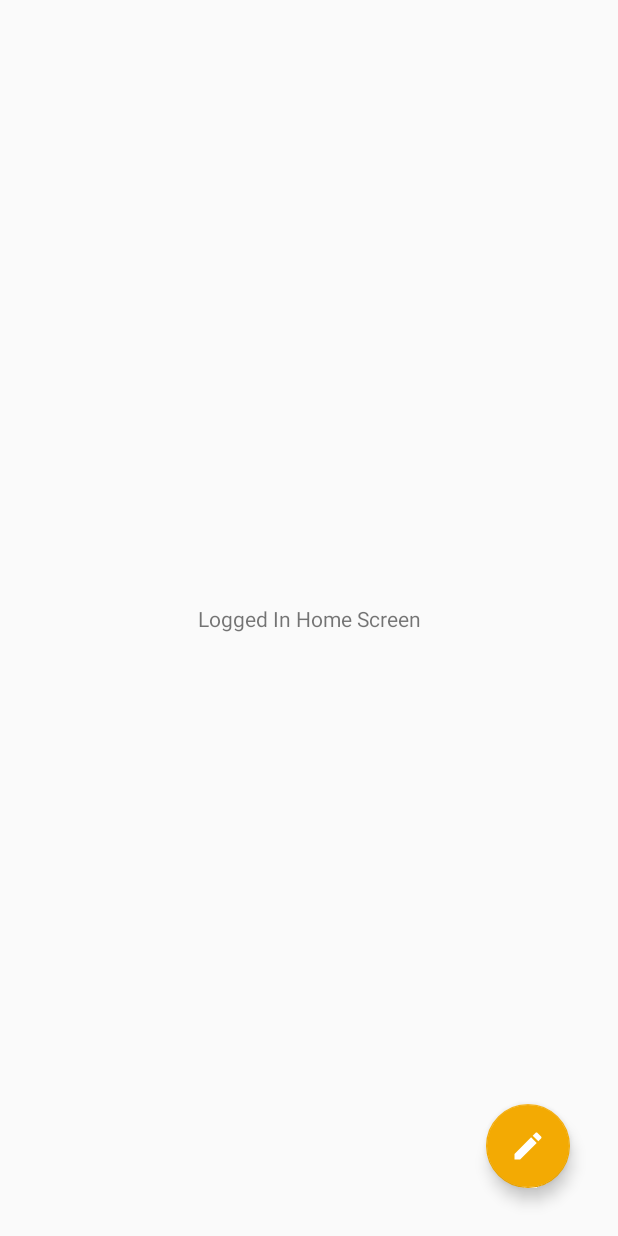
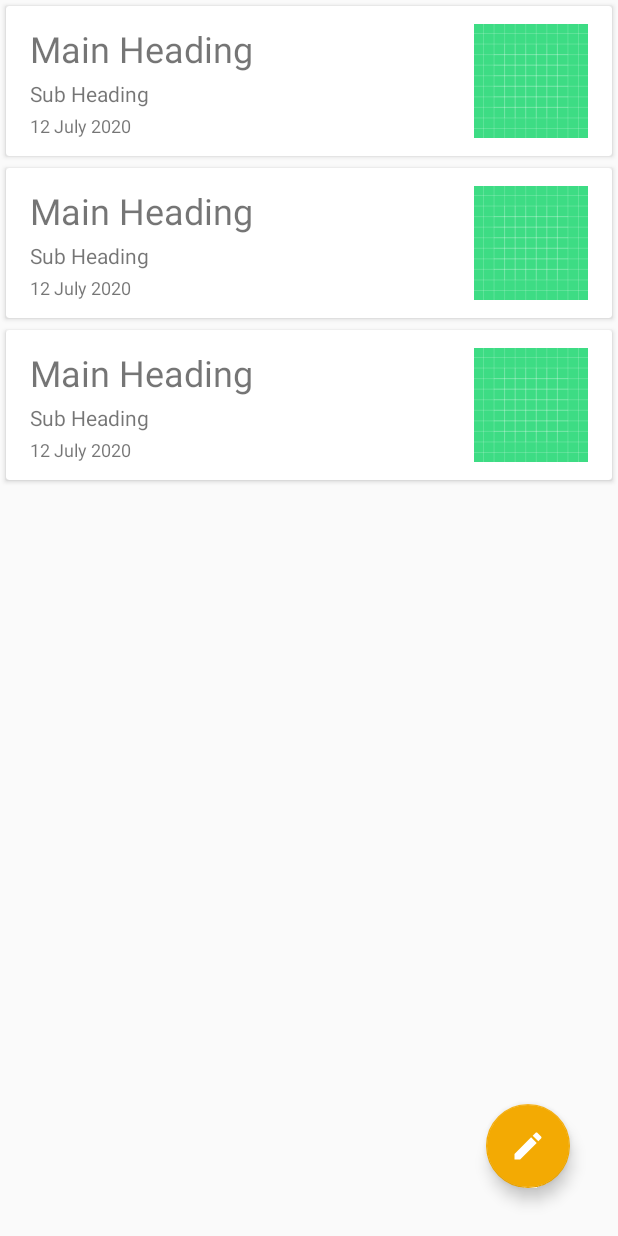
Before and after one commit to Trystanr/Shmecipe, an Android app: the layout fragment_home.xml on its own in the app's theme, with its tools: preview values and no code run, on a phone screen of 412 x 824 dp. Run offline under Robolectric (Android 15) with nearby library versions, the phone set to English and light mode, and no system bars.

Commit message:
Added Recycler View to show recipe posts

```diff
--- /dev/null
+++ b/app/src/main/res/layout/fragment_all_recipe_item.xml
@@ -0,0 +1,74 @@
+<?xml version="1.0" encoding="utf-8"?>
+<layout xmlns:android="http://schemas.android.com/apk/res/android"
+    xmlns:app="http://schemas.android.com/apk/res-auto"
+    xmlns:tools="http://schemas.android.com/tools"
+    tools:context=".AllRecipeItemFragment">
+
+    <androidx.cardview.widget.CardView
+        android:layout_width="match_parent"
+        android:layout_height="wrap_content"
+        android:layout_margin="4dp"
+        android:elevation="2dp"
+        >
+
+        <androidx.constraintlayout.widget.ConstraintLayout
+            android:id="@+id/relativeLayout"
+            android:layout_width="match_parent"
+            android:layout_height="100dp">
+
+            <TextView
+                android:id="@+id/mainHeading"
+                android:layout_width="0dp"
+                android:layout_height="wrap_content"
+                android:layout_marginStart="16dp"
+                android:layout_marginEnd="16dp"
+                android:text="Main Heading"
+                android:ellipsize="end"
+                android:singleLine="true"
+                android:textSize="24sp"
+                app:layout_constraintEnd_toStartOf="@+id/imageView"
+                app:layout_constraintStart_toStartOf="parent"
+                app:layout_constraintTop_toTopOf="@+id/imageView" />
+
+            <TextView
+                android:id="@+id/subHeading"
+                android:layout_width="0dp"
+                android:layout_height="wrap_content"
+                android:text="Sub Heading"
+                android:ellipsize="end"
+                android:singleLine="true"
+                android:textSize="14sp"
+                app:layout_constraintBottom_toTopOf="@+id/timeStamp"
+                app:layout_constraintEnd_toEndOf="@+id/mainHeading"
+                app:layout_constraintStart_toStartOf="@+id/mainHeading"
+                app:layout_constraintTop_toBottomOf="@+id/mainHeading" />
+
+            <TextView
+                android:id="@+id/timeStamp"
+                android:layout_width="0dp"
+                android:layout_height="wrap_content"
+                android:text="12 July 2020"
+                android:textSize="12sp"
+                app:layout_constraintBottom_toBottomOf="@+id/imageView"
+                app:layout_constraintEnd_toEndOf="@+id/mainHeading"
+                app:layout_constraintHorizontal_bias="0.517"
+                app:layout_constraintStart_toStartOf="@+id/subHeading" />
+
+            <ImageView
+                android:id="@+id/imageView"
+                android:layout_width="76dp"
+                android:layout_height="76dp"
+                android:layout_marginEnd="16dp"
+                app:layout_constraintBottom_toBottomOf="parent"
+                app:layout_constraintEnd_toEndOf="parent"
+                app:layout_constraintTop_toTopOf="parent"
+                android:src="@drawable/ic_launcher_background"
+                />
+
+
+        </androidx.constraintlayout.widget.ConstraintLayout>
+
+
+    </androidx.cardview.widget.CardView>
+
+</layout>
--- a/app/src/main/res/layout/fragment_home.xml
+++ b/app/src/main/res/layout/fragment_home.xml
@@ -10,15 +10,12 @@
         android:layout_width="match_parent"
         android:layout_height="match_parent">
 
-        <TextView
-            android:id="@+id/textView"
-            android:layout_width="wrap_content"
-            android:layout_height="wrap_content"
-            android:text="Logged In Home Screen"
-            app:layout_constraintBottom_toBottomOf="parent"
-            app:layout_constraintEnd_toEndOf="parent"
-            app:layout_constraintStart_toStartOf="parent"
-            app:layout_constraintTop_toTopOf="parent" />
+        <androidx.recyclerview.widget.RecyclerView
+            android:id="@+id/allRecipeRecyclerView"
+            android:layout_width="match_parent"
+            android:layout_height="match_parent"
+            app:layoutManager="androidx.recyclerview.widget.LinearLayoutManager"
+            tools:listitem="@layout/fragment_all_recipe_item" />
 
         <com.google.android.material.floatingactionbutton.FloatingActionButton
             android:id="@+id/createRecipe"
```
Also changed, not shown: app/src/main/java/com/trystan/shmecipe/AllRecipeItemFragment.kt (added, +19 -0 lines), app/src/main/java/com/trystan/shmecipe/HomeFragment.kt (+41 -1 lines), app/src/main/java/com/trystan/shmecipe/data/RecipePost.kt (added, +11 -0 lines).
